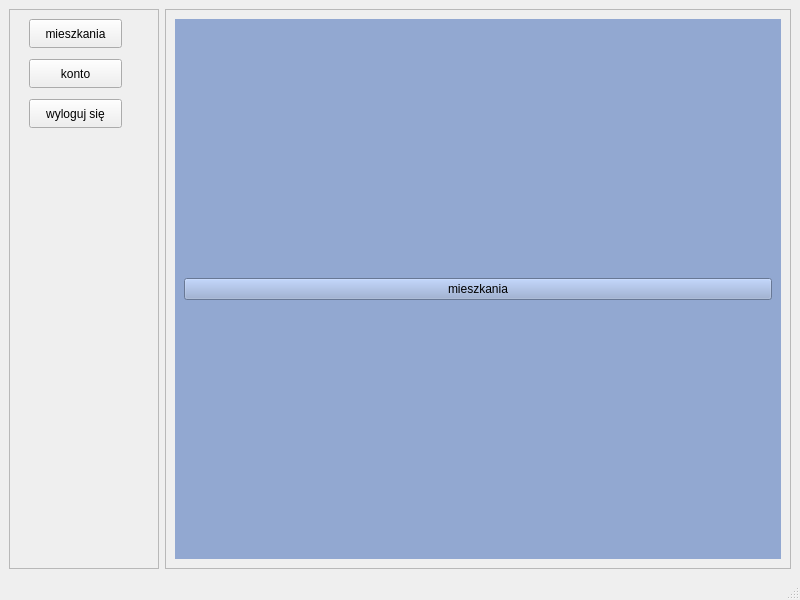
BartoszPietrucha/projekt, file src/UI/templates/mainwindow.ui: the form before one commit.
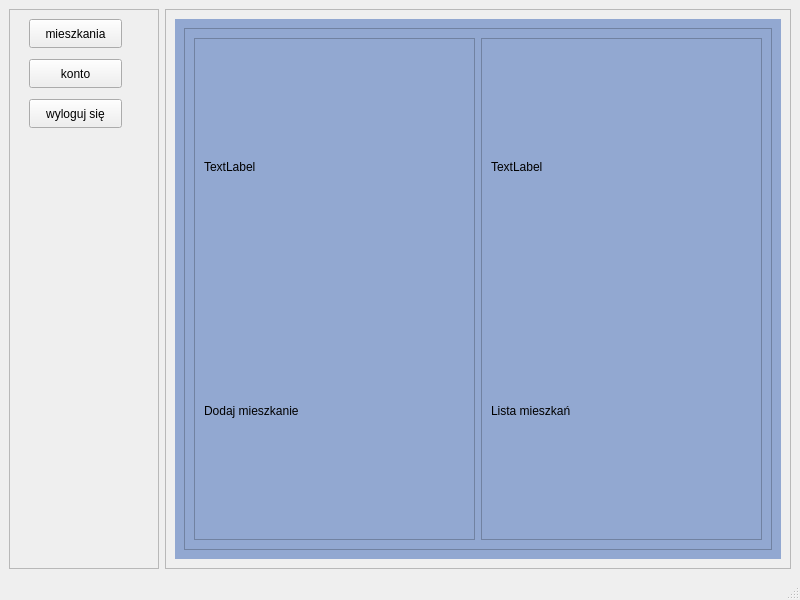
The form after the commit. The open tabs and pages were chosen to show the change.

Patch:
```diff
--- a/src/UI/templates/mainwindow.ui
+++ b/src/UI/templates/mainwindow.ui
@@ -258,10 +258,91 @@
          <widget class="QWidget" name="page_2">
           <layout class="QHBoxLayout" name="horizontalLayout_5">
            <item>
-            <widget class="QPushButton" name="bt_mieszkania_2">
-             <property name="text">
-              <string>mieszkania</string>
+            <widget class="QFrame" name="frame_7">
+             <property name="frameShape">
+              <enum>QFrame::Shape::StyledPanel</enum>
              </property>
+             <property name="frameShadow">
+              <enum>QFrame::Shadow::Raised</enum>
+             </property>
+             <layout class="QHBoxLayout" name="horizontalLayout_7">
+              <item>
+               <widget class="QFrame" name="frame_8">
+                <property name="frameShape">
+                 <enum>QFrame::Shape::StyledPanel</enum>
+                </property>
+                <property name="frameShadow">
+                 <enum>QFrame::Shadow::Raised</enum>
+                </property>
+                <layout class="QGridLayout" name="gridLayout">
+                 <item row="0" column="0">
+                  <widget class="QLabel" name="l_plus">
+                   <property name="minimumSize">
+                    <size>
+                     <width>250</width>
+                     <height>0</height>
+                    </size>
+                   </property>
+                   <property name="maximumSize">
+                    <size>
+                     <width>16777215</width>
+                     <height>250</height>
+                    </size>
+                   </property>
+                   <property name="text">
+                    <string>TextLabel</string>
+                   </property>
+                  </widget>
+                 </item>
+                 <item row="1" column="0">
+                  <widget class="QLabel" name="label_10">
+                   <property name="text">
+                    <string>Dodaj mieszkanie</string>
+                   </property>
+                  </widget>
+                 </item>
+                </layout>
+               </widget>
+              </item>
+              <item>
+               <widget class="QFrame" name="frame_9">
+                <property name="frameShape">
+                 <enum>QFrame::Shape::StyledPanel</enum>
+                </property>
+                <property name="frameShadow">
+                 <enum>QFrame::Shadow::Raised</enum>
+                </property>
+                <layout class="QVBoxLayout" name="verticalLayout_3">
+                 <item>
+                  <widget class="QLabel" name="l_plik">
+                   <property name="minimumSize">
+                    <size>
+                     <width>250</width>
+                     <height>0</height>
+                    </size>
+                   </property>
+                   <property name="maximumSize">
+                    <size>
+                     <width>16777215</width>
+                     <height>250</height>
+                    </size>
+                   </property>
+                   <property name="text">
+                    <string>TextLabel</string>
+                   </property>
+                  </widget>
+                 </item>
+                 <item>
+                  <widget class="QLabel" name="label_11">
+                   <property name="text">
+                    <string>Lista mieszkań</string>
+                   </property>
+                  </widget>
+                 </item>
+                </layout>
+               </widget>
+              </item>
+             </layout>
             </widget>
            </item>
           </layout>
```
Left out of the diff: 8 changed lines with no effect on the pictures.
